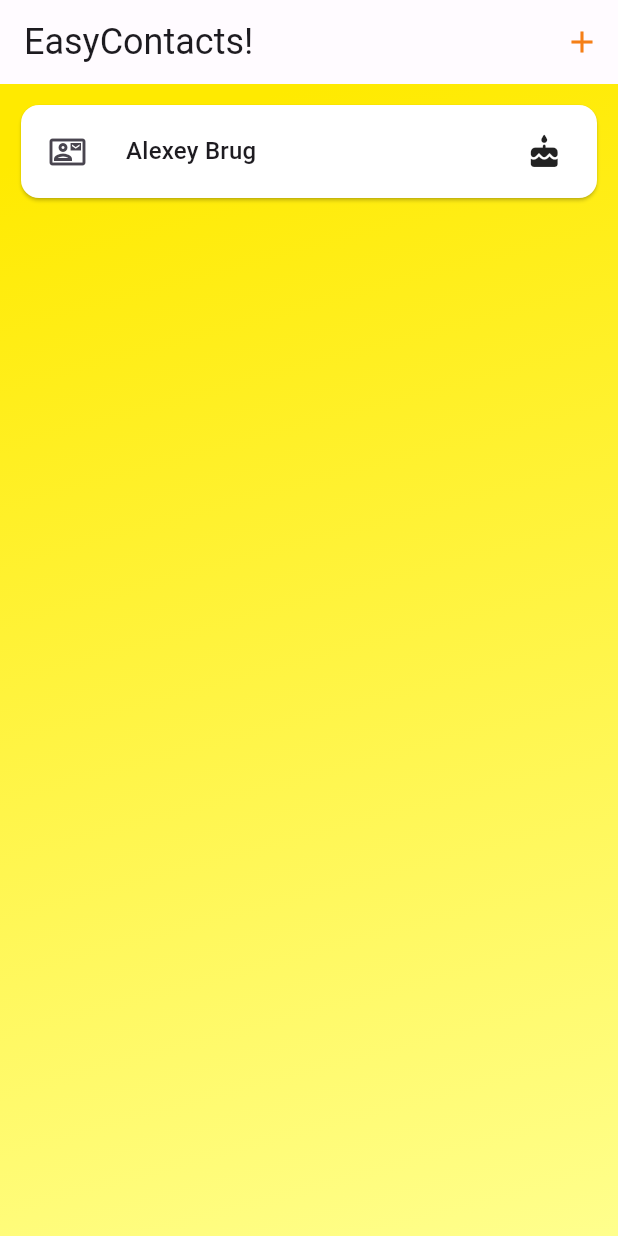
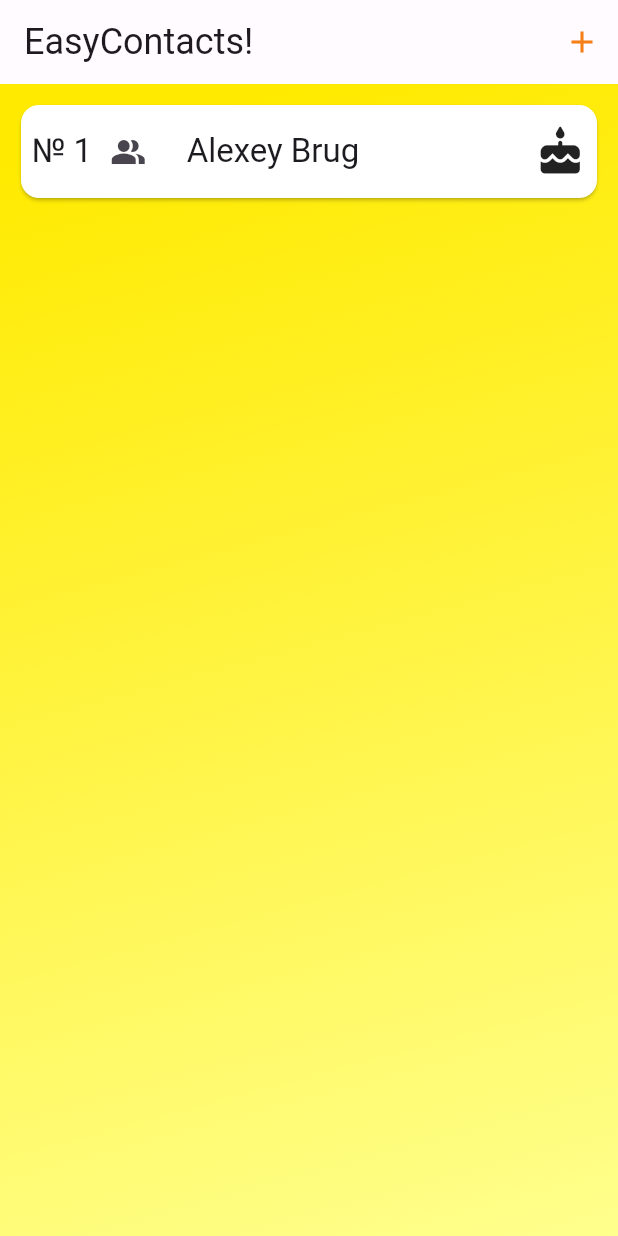
Before and after one commit to Flutter007/lab27, a Flutter app: the screen it shows after launch, on a phone screen of 412 x 824 dp. Run offline on Flutter 3.47's test engine with Material 3 defaults, Android fonts, the phone set to English and light mode, and no system bars; our stand-ins replace google_fonts.

Commit message:
Refactored parts of code,added info-part of Contact on Tap,changed style of Text.

```diff
--- a/lib/data/contact.dart
+++ b/lib/data/contact.dart
@@ -3,8 +3,9 @@ class Contact {
   final String surname;
   final String phone;
   final String email;
-  final DateTime birthDay;
-  final int counter;
+  DateTime birthDay;
+  int counter;
+  bool isBirthDay;
 
   Contact({
     required this.name,
@@ -13,5 +14,6 @@ class Contact {
     required this.email,
     required this.birthDay,
     required this.counter,
+    required this.isBirthDay,
   });
 }
--- a/lib/lab27.dart
+++ b/lib/lab27.dart
@@ -3,6 +3,7 @@ import 'package:lab27/data/contact.dart';
 import 'package:lab27/screens/home_screen.dart';
 import 'package:lab27/widget/add_contact.dart';
 import 'package:lab27/widget/decor_container.dart';
+import 'package:lab27/widget/info_contact.dart';
 
 class HW extends StatefulWidget {
   const HW({super.key});
@@ -14,15 +15,19 @@ class HW extends StatefulWidget {
 class _HWState extends State<HW> {
   List<Contact> contacts = [
     Contact(
-        name: 'Alexey',
-        surname: 'Brug',
-        phone: '0999707555',
-        email: 'alekseybrug@gmail.com',
-        birthDay: DateTime(2004, 7, 19),
-        counter: 1),
+      name: 'Alexey',
+      surname: 'Brug',
+      phone: '0999707555',
+      email: 'alekseybrug@gmail.com',
+      birthDay: DateTime.now(),
+      counter: 1,
+      isBirthDay: false,
+    ),
   ];
+
   void addContact(Contact newContact) {
     setState(() {
+      newContact.counter = contacts.length + 1;
       contacts.add(newContact);
     });
   }
@@ -36,9 +41,14 @@ class _HWState extends State<HW> {
     );
   }
 
-  // void showContactInfo(Contact contact){
-  //   showModalBottomSheet(context: context, builder: ))
-  // }
+  void openInfoContactSheet(Contact contact) {
+    showModalBottomSheet(
+      context: context,
+      builder: (ctx) => InfoContact(
+        contact: contact,
+      ),
+    );
+  }
 
   @override
   Widget build(BuildContext context) {
@@ -60,7 +70,7 @@ class _HWState extends State<HW> {
       body: DecorContainer(
         child: HomeScreen(
           contacts: contacts,
-          openInfo: openAddContactSheet,
+          openInfo: openInfoContactSheet,
         ),
       ),
     );
--- a/lib/screens/home_screen.dart
+++ b/lib/screens/home_screen.dart
@@ -4,8 +4,13 @@ import 'package:lab27/widget/contact_card.dart';
 
 class HomeScreen extends StatelessWidget {
   final List<Contact> contacts;
-  final void Function() openInfo;
-  const HomeScreen({super.key, required this.contacts, required this.openInfo});
+  final void Function(Contact) openInfo;
+
+  const HomeScreen({
+    super.key,
+    required this.contacts,
+    required this.openInfo,
+  });
 
   @override
   Widget build(BuildContext context) {
@@ -20,8 +25,10 @@ class HomeScreen extends StatelessWidget {
                 child: Column(
                   mainAxisAlignment: MainAxisAlignment.spaceBetween,
                   children: contacts
-                      .map((contact) =>
-                          ContactCard(contact: contact, openInfo: openInfo))
+                      .map((contact) => ContactCard(
+                            contact: contact,
+                            openInfo: () => openInfo(contact),
+                          ))
                       .toList(),
                 ),
               ),
--- a/lib/widget/contact_card.dart
+++ b/lib/widget/contact_card.dart
@@ -4,6 +4,7 @@ import 'package:lab27/data/contact.dart';
 class ContactCard extends StatelessWidget {
   final Contact contact;
   final void Function() openInfo;
+
   const ContactCard({
     super.key,
     required this.contact,
@@ -12,36 +13,50 @@ class ContactCard extends StatelessWidget {
 
   @override
   Widget build(BuildContext context) {
-    return GestureDetector(
-      onTap: openInfo,
-      child: Card(
+    final theme = Theme.of(context).textTheme.titleLarge;
+    final now = DateTime.now();
+    contact.isBirthDay =
+        contact.birthDay.month == now.month && contact.birthDay.day == now.day;
+    return SizedBox(
+      child: GestureDetector(
+        onTap: openInfo,
+        child: Card(
           color: Colors.white,
           child: Padding(
             padding: const EdgeInsets.all(7),
             child: Column(
               children: [
                 Row(
+                  mainAxisAlignment: MainAxisAlignment.spaceBetween,
                   children: [
+                    Text(
+                      '№ ${contact.counter.toString()}',
+                      style: theme,
+                    ),
                     IconButton(
                       onPressed: openInfo,
-                      icon: Icon(Icons.contact_mail_outlined),
+                      icon: Icon(Icons.people_alt),
                     ),
                     SizedBox(
                       width: 15,
                     ),
-                    Text(
-                      '${contact.name} ${contact.surname}',
-                      style: Theme.of(context).textTheme.titleMedium,
+                    Expanded(
+                      child: Text(
+                        '${contact.name} ${contact.surname}',
+                        style: theme,
+                      ),
                     ),
-                    SizedBox(
-                      width: 180,
-                    ),
-                    Icon(Icons.cake_rounded),
+                    Icon(
+                      contact.isBirthDay ? Icons.cake_rounded : Icons.timer,
+                      size: 35,
+                    )
                   ],
                 )
               ],
             ),
-          )),
+          ),
+        ),
+      ),
     );
   }
 }
--- a/pubspec.yaml
+++ b/pubspec.yaml
@@ -34,6 +34,7 @@ dependencies:
   # The following adds the Cupertino Icons font to your application.
   # Use with the CupertinoIcons class for iOS style icons.
   cupertino_icons: ^1.0.8
+  google_fonts: ^6.2.1
 
 dev_dependencies:
   flutter_test:
@@ -59,7 +60,7 @@ flutter:
 
   # To add assets to your application, add an assets section, like this:
   # assets:
-  #   - images/a_dot_burr.jpeg
+  # assets/images/hb.gif
   #   - images/a_dot_ham.jpeg
 
   # An image asset can refer to one or more resolution-specific "variants", see
```
Also changed, not shown: lib/helpers/formatted_date.dart (added, +13 -0 lines), lib/widget/add_contact.dart (+66 -8 lines), lib/widget/info_contact.dart (added, +29 -0 lines), lib/widget/info_contact_text.dart (added, +28 -0 lines), pubspec.lock.
